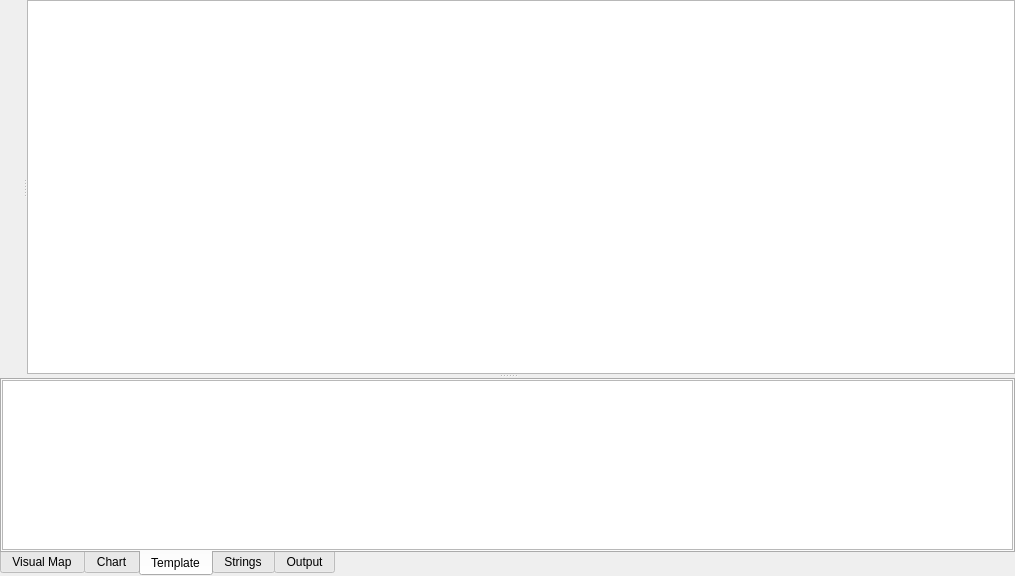
This is PREF/widgets/views/binaryview.ui in PREF/PREF as Qt 5 draws it before an edit. The edited form follows.
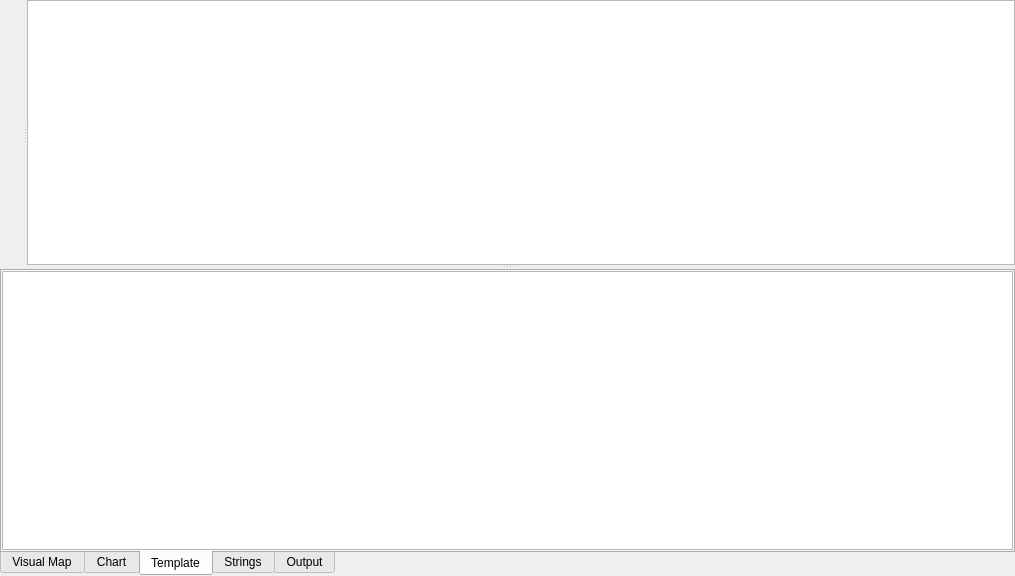
This is the edited form. The open tabs and pages were chosen to show the change. Custom widgets are drawn as their Qt base class.

Commit message: BinaryView: Autoresize columns

Diff of the .ui file:
```diff
--- a/PREF/widgets/views/binaryview.ui
+++ b/PREF/widgets/views/binaryview.ui
@@ -105,9 +105,6 @@
         </property>
         <item>
          <widget class="QTreeView" name="tvTemplate">
-          <property name="sizeAdjustPolicy">
-           <enum>QAbstractScrollArea::AdjustToContents</enum>
-          </property>
           <property name="editTriggers">
            <set>QAbstractItemView::NoEditTriggers</set>
           </property>
```
The commit also changes 1 other file.
